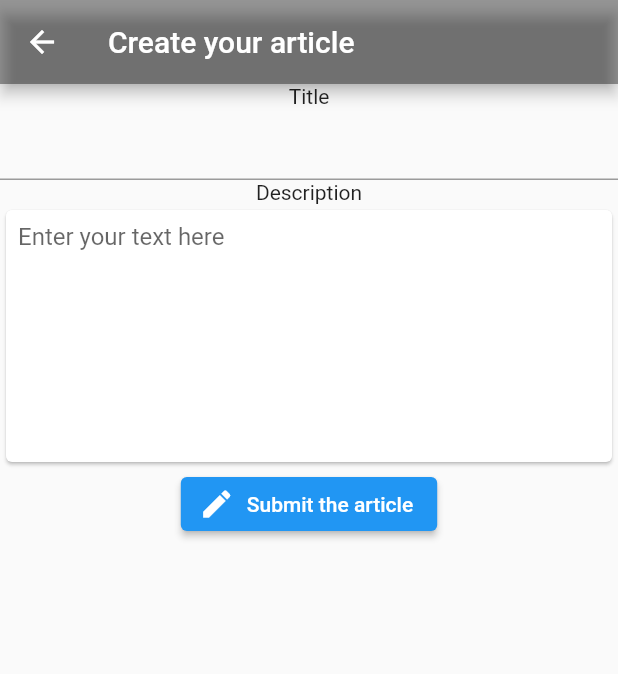
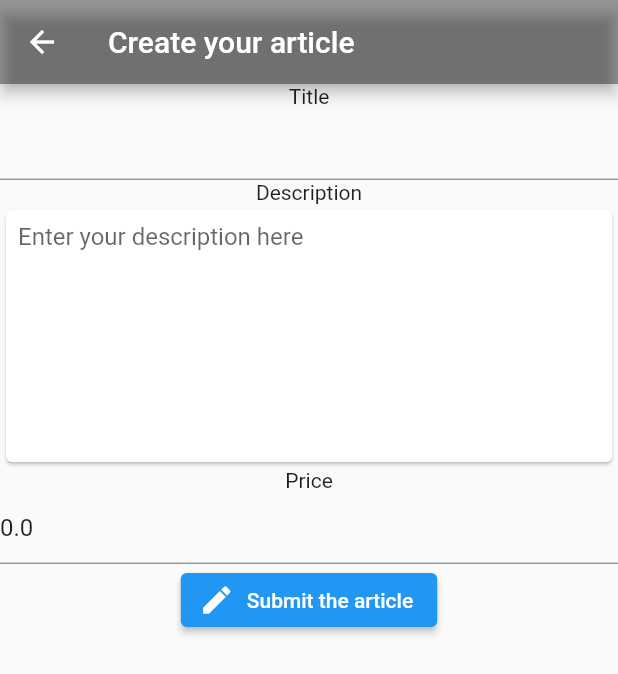
Before and after one commit to lusky75/ProjectFinalAppFlutter, a Flutter app: the CreateArticleView screen opened directly, after a tap on "Submit the article", on a phone screen of 412 x 824 dp. Shown: the top 674 px of the screen. Run offline on Flutter 3.47's test engine with Material 2 defaults, Android fonts, the phone set to English and light mode, and no system bars; our stand-ins replace cloud_firestore, file_picker, firebase_auth, firebase_core, firebase_storage; accounts and stored records are empty; network calls fail.

Commit message:
Update of Announcements parameters (added price field at form, model for Firebase)

```diff
--- a/lib/Model/ArticleModel.dart
+++ b/lib/Model/AnnouncementModel.dart
@@ -2,22 +2,24 @@ import 'package:cloud_firestore/cloud_firestore.dart';
 
 // Constructor of class Article by Firebase
 
-class ArticleModel {
+class AnnouncementModel {
   //Attributs
   late String id ;
   late String title;
   late String description;
+  late double price;
   late String author_pseudo;
   late String user_uid;
   DateTime created_at =  DateTime.now();
 
   //Constructor
-  ArticleModel(DocumentSnapshot snapshot){
+  AnnouncementModel(DocumentSnapshot snapshot){
     String? provisoire;
     id = snapshot.id;
     Map<String,dynamic> map = snapshot.data() as Map<String,dynamic>;
     title = map["TITLE"];
     description = map["DESCRIPTION"];
+    price = map["PRICE"];
     user_uid = map["USER_UID"];
     provisoire = map["AUTHOR_PSEUDO"];
     if (provisoire == null) {
@@ -30,10 +32,11 @@ class ArticleModel {
   }
 
   //Deuxième constructeur qui affecter les valeurs à vide
-  ArticleModel.empty(){
+  AnnouncementModel.empty(){
     id = "";
     title = "";
     description = "";
+    price = 0;
     author_pseudo = "";
     created_at = DateTime.now();
   }
--- a/lib/Services/global.dart
+++ b/lib/Services/global.dart
@@ -1,12 +1,18 @@
 import 'package:cloud_firestore/cloud_firestore.dart';
-import 'package:projet_final_app_flutter/Model/ArticleModel.dart';
+import 'package:projet_final_app_flutter/Model/AnnouncementModel.dart';
 import 'package:projet_final_app_flutter/Model/UserModel.dart';
 import 'package:intl/intl.dart';
 
+/**
+ * GlobalUser used to reuse data of user after being logged
+ */
 UserModel GlobalUser = UserModel.empty();
 
 String getArticleDateFormat(DateTime created_at) {
   return "${DateFormat.yMMMEd().format(created_at)} at ${DateFormat.Hm().format(created_at)}";
 }
 
-ArticleModel selectedArticle = ArticleModel.empty();
+/**
+ * selectedAnnouncement is used when the user is selecting one of his announcement to update
+ */
+AnnouncementModel selectedAnnouncement = AnnouncementModel.empty();
--- a/lib/View/CreateArticleView.dart
+++ b/lib/View/CreateArticleView.dart
@@ -1,10 +1,11 @@
 import 'package:cloud_firestore/cloud_firestore.dart';
 import 'package:flutter/material.dart';
-import 'package:projet_final_app_flutter/View/ArticlesView.dart';
+import 'package:projet_final_app_flutter/View/AnnouncementsView.dart';
 import 'package:projet_final_app_flutter/View/MyDrawerView.dart';
 import 'package:projet_final_app_flutter/Services/FirestoreHelper.dart';
 import 'package:projet_final_app_flutter/Services/librairies.dart';
 import 'package:intl/intl.dart';
+import 'package:flutter/services.dart';
 
 class CreateArticleView extends StatefulWidget {
   @override
@@ -15,31 +16,39 @@ class CreateArticleView extends StatefulWidget {
 }
 
 class CreateArticleViewState extends State<CreateArticleView> {
-  String article_id = "";
+  String announcement_id = "";
   String title = "";
+  double price = 0;
   String description = "";
   DateTime created_at = DateTime.now();
 
-  final _myArticleTitleController = TextEditingController();
-  final _myArticleDescriptionController = TextEditingController();
+  /**
+   * Those controllers are used to fill TextFields' content at initState()
+   */
+  final _myAnnouncementTitleController = TextEditingController();
+  final _myAnnouncementDescriptionController = TextEditingController();
+  final _myAnnouncementPriceController = TextEditingController();
 
   @override
   void initState() {
     super.initState();
-    article_id = selectedArticle.id;
-    title = selectedArticle.title;
-    description = selectedArticle.description;
+    announcement_id = selectedAnnouncement.id;
+    title = selectedAnnouncement.title;
+    description = selectedAnnouncement.description;
 
-    _myArticleTitleController.text = title;
-    _myArticleDescriptionController.text = description;
+    _myAnnouncementTitleController.text = title;
+    _myAnnouncementDescriptionController.text = description;
+    _myAnnouncementPriceController.text = price.toString();
   }
 
-  //Functions
-  createArticle(){
-    FirestoreHelper().createArticle(title, description, created_at, GlobalUser.pseudo ?? "", GlobalUser.id).then((value){
+  /**
+   * Create announcement then navigate to ArticlesView()
+   */
+  createAnnouncement(){
+    FirestoreHelper().createAnnouncement(title, description, price, created_at, GlobalUser.pseudo ?? "", GlobalUser.id).then((value){
       Navigator.push(context, MaterialPageRoute(
           builder: (context){
-            return ArticlesView();
+            return AnnouncementsView();
           }
       ));
 
@@ -49,15 +58,18 @@ class CreateArticleViewState extends State<CreateArticleView> {
     });
   }
 
-  updateArticle() {
+  /**
+   * Update article's data from map's parameters then navigate to ArticlesView()
+   */
+  updateAnnouncement() {
     Map<String,dynamic> map = {
       "TITLE": title,
       "DESCRIPTION": description,
     };
-    FirestoreHelper().updateArticle(article_id, map);
+    FirestoreHelper().updateAnnouncement(announcement_id, map);
     Navigator.push(context, MaterialPageRoute(
         builder: (context){
-          return ArticlesView();
+          return AnnouncementsView();
         }
     ));
   }
@@ -81,7 +93,7 @@ class CreateArticleViewState extends State<CreateArticleView> {
                       title = value;
                     });
                   },
-                  controller: _myArticleTitleController,
+                  controller: _myAnnouncementTitleController,
                 ),
                 Text("Description"),
                 Card(
@@ -94,28 +106,44 @@ class CreateArticleViewState extends State<CreateArticleView> {
                             description = value;
                           });
                         },
-                        controller: _myArticleDescriptionController,
+                        controller: _myAnnouncementDescriptionController,
                         maxLines: 8, //or null
-                        decoration: InputDecoration.collapsed(hintText: "Enter your text here"),
+                        decoration: InputDecoration.collapsed(hintText: "Enter your description here"),
                       ),
                     )
                 ),
+                Text("Price"),
+                TextFormField(
+                  keyboardType: TextInputType.numberWithOptions(decimal: true),
+                  onChanged : (String value) {
+                    setState(() {
+                      print("ok");
+                      price = double.parse(value);
+                    });
+                  },
+                  controller: _myAnnouncementPriceController,
+                ),
                 ElevatedButton.icon(
                   onPressed: () async {
+                    /**
+                     * If title of description are empty it exits the method
+                     * If announcement_id is not empty, it must update the announcement
+                     * Else it creates a new one.
+                     */
                     if (title.length == 0 && description.length == 0) {
                       return;
                     }
-                    if (article_id != "") {
-                      await updateArticle();
+                    if (announcement_id != "") {
+                      await updateAnnouncement();
                     } else {
-                      await createArticle();
+                      await createAnnouncement();
                     }
                   },
                   icon: Icon( // <-- Icon
                     Icons.edit,
                     size: 24.0,
                   ),
-                  label: Text('Submit the article'), // <-- Text
+                  label: Text('Submit the article'),
                 ),
               ],
             )
--- a/lib/View/MyDrawerView.dart
+++ b/lib/View/MyDrawerView.dart
@@ -6,7 +6,7 @@ import 'package:flutter/material.dart';
 import 'package:projet_final_app_flutter/Services/FirestoreHelper.dart';
 import 'package:projet_final_app_flutter/Services/global.dart';
 import 'package:file_picker/file_picker.dart';
-import 'package:projet_final_app_flutter/View/ArticlesView.dart';
+import 'package:projet_final_app_flutter/View/AnnouncementsView.dart';
 import 'package:projet_final_app_flutter/View/HomeView.dart';
 import 'package:projet_final_app_flutter/View/ProfileView.dart';
 import 'package:projet_final_app_flutter/main.dart';
@@ -114,11 +114,11 @@ class MyDrawerViewState extends  State<MyDrawerView>{
 
             ListTile(
               leading: Icon(Icons.border_color),
-              title: Text('My articles'),
+              title: Text('My announcements'),
               onTap: () => {
                 Navigator.push(context,  MaterialPageRoute(
                     builder: (context){
-                      return ArticlesView();
+                      return AnnouncementsView();
                     })
                 )
               },
--- a/lib/View/ProfileView.dart
+++ b/lib/View/ProfileView.dart
@@ -19,7 +19,7 @@ class ProfileViewState extends State<ProfileView> {
     // TODO: implement build
     return Scaffold(
         drawer: Container(
-          width: MediaQuery.of(context).size.width/2,
+          width: MediaQuery.of(context).size.width / 1.5,
           height: MediaQuery.of(context).size.height,
           color: Colors.white,
           child: MyDrawerView(),
--- a/lib/main.dart
+++ b/lib/main.dart
@@ -5,6 +5,7 @@ import 'package:projet_final_app_flutter/Services/global.dart';
 import 'package:projet_final_app_flutter/View/HomeView.dart';
 import 'package:firebase_core/firebase_core.dart';
 import 'firebase_options.dart';
+
 
 void main() async {
   WidgetsFlutterBinding.ensureInitialized();
@@ -58,9 +59,6 @@ class _MyHomePageState extends State<MyHomePage> {
   DateTime created_at = DateTime.now();
   bool isregister = false;
   List<bool> selection = [true,false];
-
-
-
 
   @override
   Widget build(BuildContext context) {
```
Also changed, not shown: lib/Services/FirestoreHelper.dart (+16 -16 lines), lib/View/AnnouncementsView.dart (renamed from lib/View/ArticlesView.dart, +18 -18 lines), lib/View/HomeView.dart (+5 -4 lines), 1 other file.
